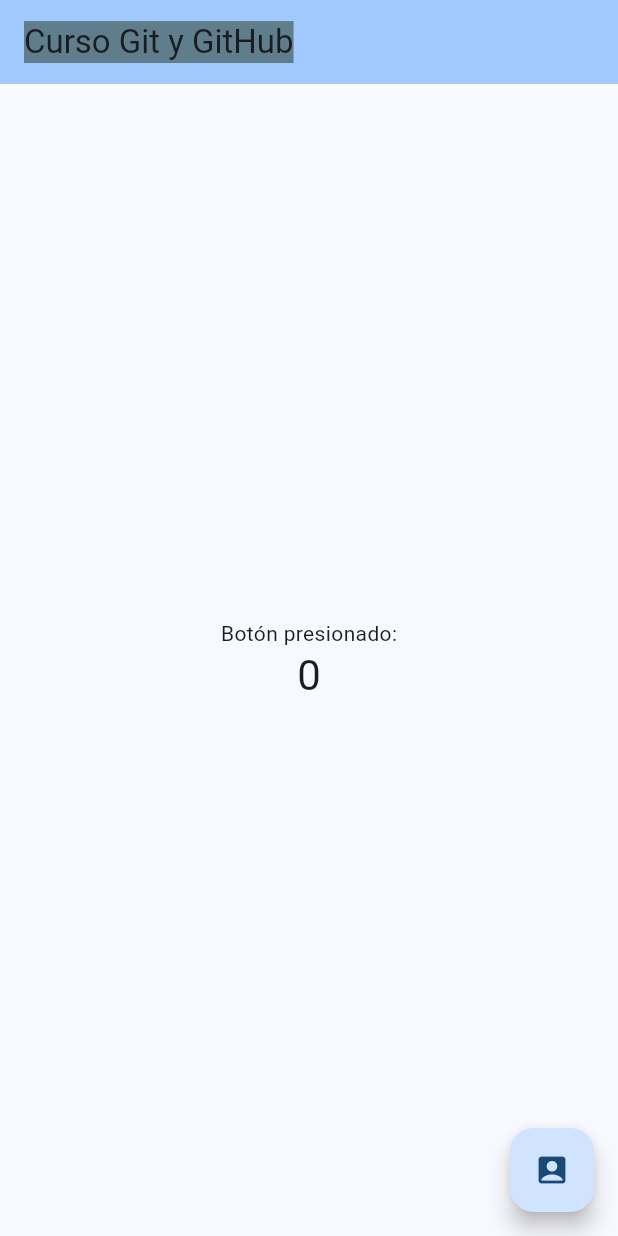
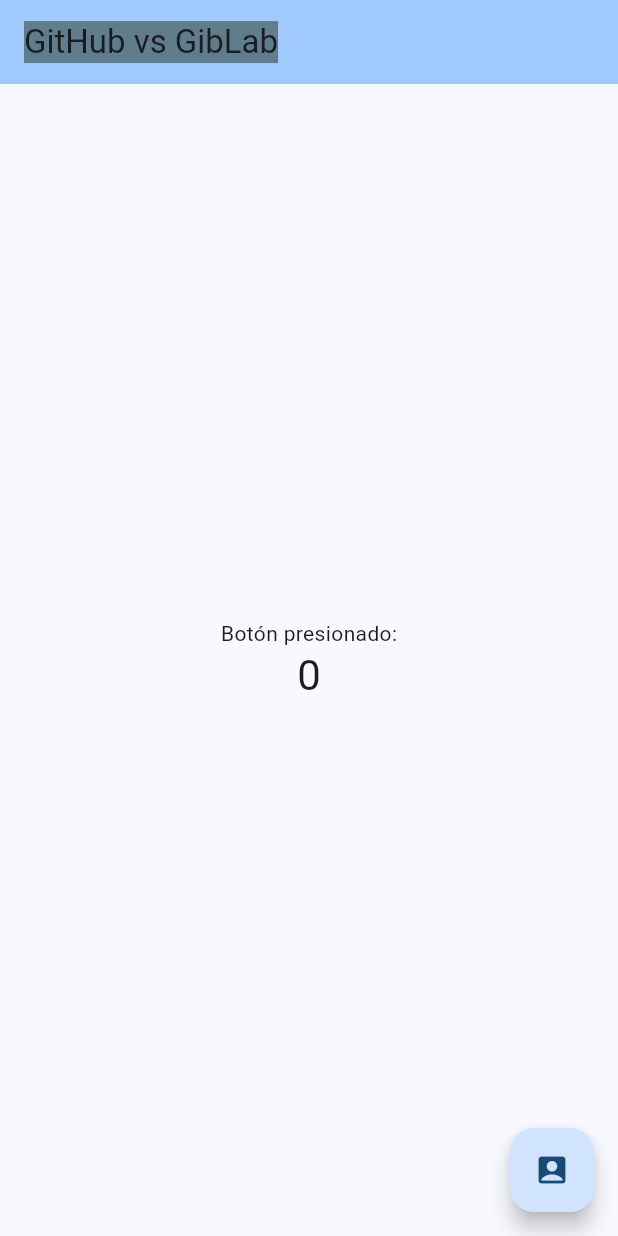
Before and after one commit to mida111/AppCursoGit, a Flutter app: the screen it shows after launch, on a phone screen of 412 x 824 dp. Run offline on Flutter 3.47's test engine with Material 3 defaults, Android fonts, the phone set to English and light mode, and no system bars.

Commit message:
Se actualizó el titulo (GitHub vs GitLab)

```diff
--- a/lib/main.dart
+++ b/lib/main.dart
@@ -16,7 +16,7 @@ class MyApp extends StatelessWidget {
       theme: ThemeData(
         colorScheme: ColorScheme.fromSeed(seedColor: Colors.blue),
       ),
-      home: const MyHomePage(title: 'Curso Git y GitHub'),
+      home: const MyHomePage(title: 'GitHub vs GibLab'),
     );
   }
 }
```
